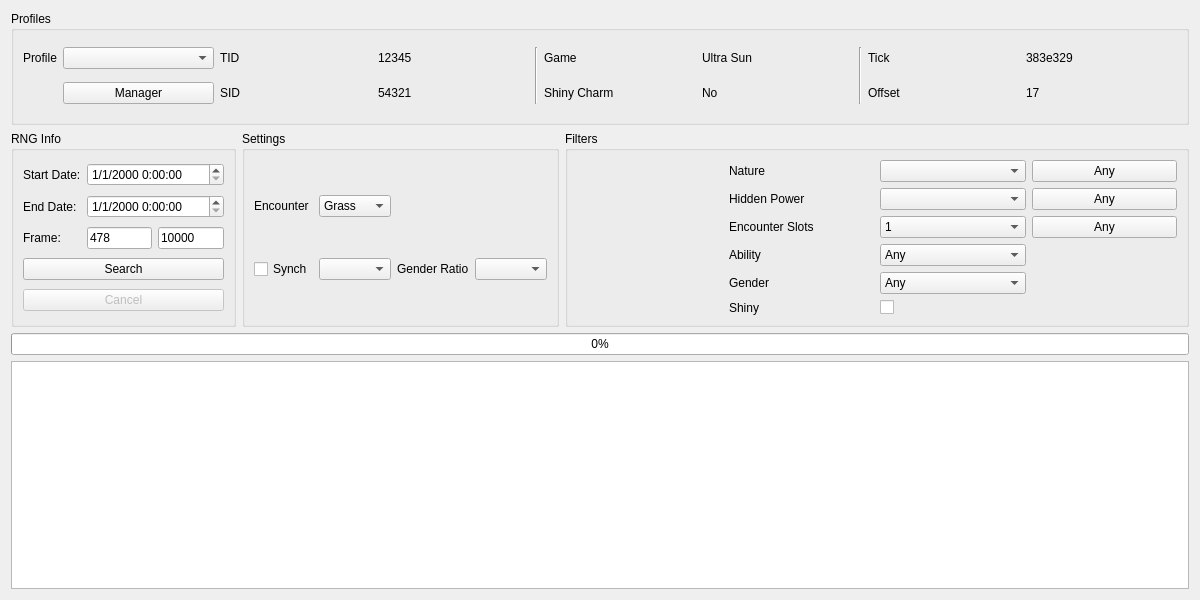
First picture: the form in Source/Forms/Gen7/Wild7.ui, repository Admiral-Fish/3DSTimeFinder, before the edit.
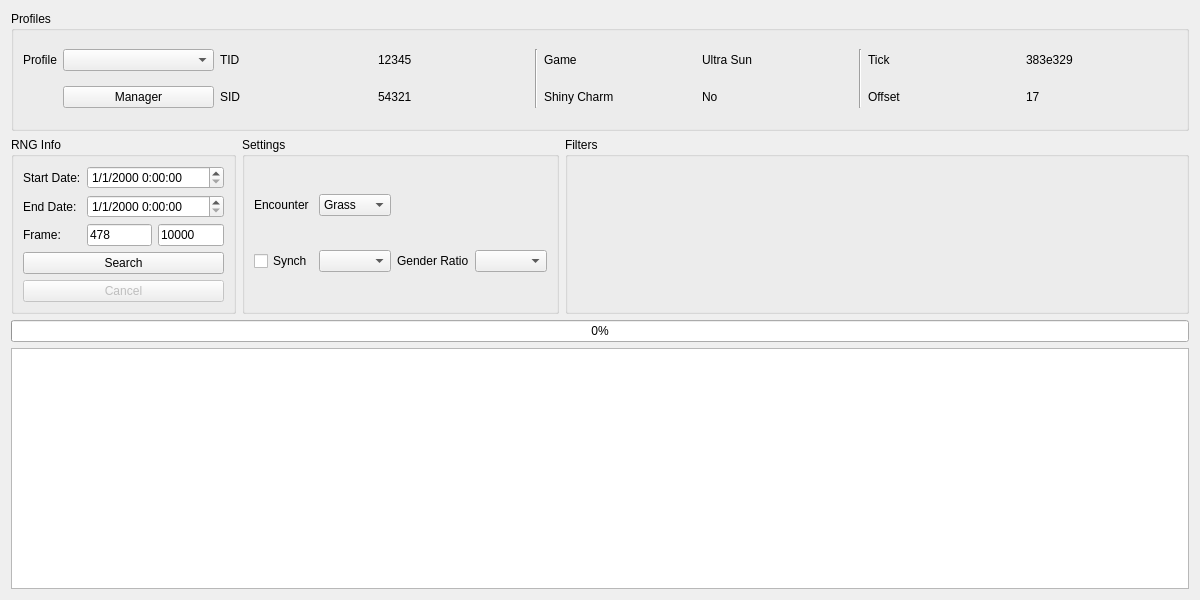
Second picture: the form after the edit. Custom widgets are drawn as their Qt base class.

Commit message:
Show PID/EC and add more shiny filtering
Fixes #3
Fixes #9

The edit to the form file:
```diff
--- a/Source/Forms/Gen7/Wild7.ui
+++ b/Source/Forms/Gen7/Wild7.ui
@@ -305,184 +305,8 @@
       <string>Filters</string>
      </property>
      <layout class="QGridLayout" name="gridLayout_19">
-      <item row="0" column="1">
-       <widget class="QLabel" name="labelNature">
-        <property name="frameShape">
-         <enum>QFrame::NoFrame</enum>
-        </property>
-        <property name="text">
-         <string>Nature</string>
-        </property>
-       </widget>
-      </item>
-      <item row="0" column="2">
-       <widget class="CheckList" name="comboBoxNature"/>
-      </item>
-      <item row="0" column="3">
-       <widget class="QPushButton" name="pushButtonAnyNature">
-        <property name="text">
-         <string>Any</string>
-        </property>
-       </widget>
-      </item>
-      <item row="1" column="1">
-       <widget class="QLabel" name="labelHiddenPower">
-        <property name="text">
-         <string>Hidden Power</string>
-        </property>
-       </widget>
-      </item>
-      <item row="1" column="2">
-       <widget class="CheckList" name="comboBoxHiddenPower"/>
-      </item>
-      <item row="1" column="3">
-       <widget class="QPushButton" name="pushButtonAnyHiddenPower">
-        <property name="text">
-         <string>Any</string>
-        </property>
-       </widget>
-      </item>
-      <item row="2" column="1">
-       <widget class="QLabel" name="labelEncounterSlot">
-        <property name="text">
-         <string>Encounter Slots</string>
-        </property>
-       </widget>
-      </item>
-      <item row="2" column="2">
-       <widget class="CheckList" name="comboBoxEncounterSlot">
-        <item>
-         <property name="text">
-          <string>1</string>
-         </property>
-        </item>
-        <item>
-         <property name="text">
-          <string>2</string>
-         </property>
-        </item>
-        <item>
-         <property name="text">
-          <string>3</string>
-         </property>
-        </item>
-        <item>
-         <property name="text">
-          <string>4</string>
-         </property>
-        </item>
-        <item>
-         <property name="text">
-          <string>5</string>
-         </property>
-        </item>
-        <item>
-         <property name="text">
-          <string>6</string>
-         </property>
-        </item>
-        <item>
-         <property name="text">
-          <string>7</string>
-         </property>
-        </item>
-        <item>
-         <property name="text">
-          <string>8</string>
-         </property>
-        </item>
-        <item>
-         <property name="text">
-          <string>9</string>
-         </property>
-        </item>
-        <item>
-         <property name="text">
-          <string>10</string>
-         </property>
-        </item>
-       </widget>
-      </item>
-      <item row="2" column="3">
-       <widget class="QPushButton" name="pushButtonAnyEncounterSlot">
-        <property name="text">
-         <string>Any</string>
-        </property>
-       </widget>
-      </item>
-      <item row="3" column="1">
-       <widget class="QLabel" name="labelAbility">
-        <property name="text">
-         <string>Ability</string>
-        </property>
-       </widget>
-      </item>
-      <item row="3" column="2">
-       <widget class="ComboBox" name="comboBoxAbility">
-        <item>
-         <property name="text">
-          <string>Any</string>
-         </property>
-        </item>
-        <item>
-         <property name="text">
-          <string notr="true">1</string>
-         </property>
-        </item>
-        <item>
-         <property name="text">
-          <string notr="true">2</string>
-         </property>
-        </item>
-        <item>
-         <property name="text">
-          <string notr="true">H</string>
-         </property>
-        </item>
-       </widget>
-      </item>
-      <item row="4" column="1">
-       <widget class="QLabel" name="labelGender">
-        <property name="text">
-         <string>Gender</string>
-        </property>
-       </widget>
-      </item>
-      <item row="4" column="2">
-       <widget class="ComboBox" name="comboBoxGender">
-        <item>
-         <property name="text">
-          <string>Any</string>
-         </property>
-        </item>
-        <item>
-         <property name="text">
-          <string notr="true">♂</string>
-         </property>
-        </item>
-        <item>
-         <property name="text">
-          <string notr="true">♀</string>
-         </property>
-        </item>
-       </widget>
-      </item>
-      <item row="5" column="1">
-       <widget class="QLabel" name="labelShiny">
-        <property name="text">
-         <string>Shiny</string>
-        </property>
-       </widget>
-      </item>
-      <item row="5" column="2">
-       <widget class="QCheckBox" name="checkBoxShiny">
-        <property name="text">
-         <string/>
-        </property>
-       </widget>
-      </item>
-      <item row="0" column="0" rowspan="6">
-       <widget class="IVFilter" name="ivFilter" native="true"/>
+      <item row="0" column="0" rowspan="2">
+       <widget class="Filter" name="filter" native="true"/>
       </item>
      </layout>
     </widget>
@@ -523,20 +347,6 @@
    <extends>QTableView</extends>
    <header>Forms/Controls/TableView.hpp</header>
   </customwidget>
-  <customwidget>
-   <class>IVFilter</class>
-   <extends>QWidget</extends>
-   <header>Forms/Controls/IVFilter.hpp</header>
-   <container>1</container>
-  </customwidget>
-  <customwidget>
-   <class>CheckList</class>
-   <extends>QComboBox</extends>
-   <header>Forms/Controls/CheckList.hpp</header>
-   <slots>
-    <slot>resetChecks()</slot>
-   </slots>
-  </customwidget>
   <customwidget>
    <class>ComboBox</class>
    <extends>QComboBox</extends>
@@ -547,6 +357,12 @@
    <extends>QDateTimeEdit</extends>
    <header>Forms/Controls/DateTimeEdit.hpp</header>
   </customwidget>
+  <customwidget>
+   <class>Filter</class>
+   <extends>QWidget</extends>
+   <header>Forms/Controls/Filter.hpp</header>
+   <container>1</container>
+  </customwidget>
  </customwidgets>
  <tabstops>
   <tabstop>comboBoxProfiles</tabstop>
```
Left out of the diff: 60 changed lines with no effect on the pictures. The commit also changes 35 other files.
